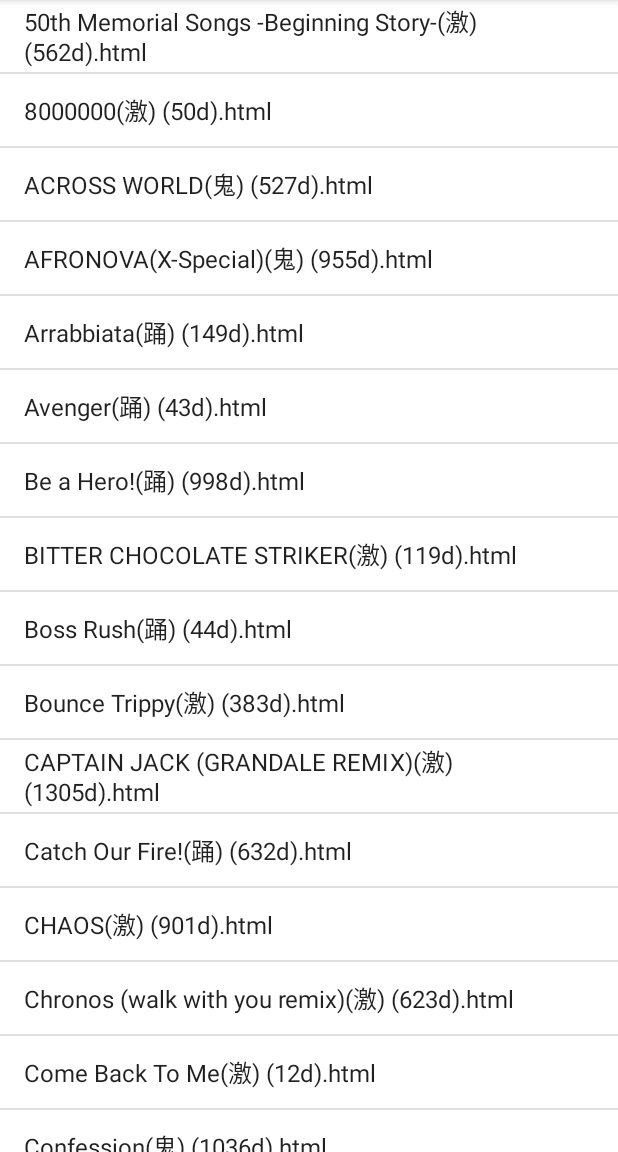
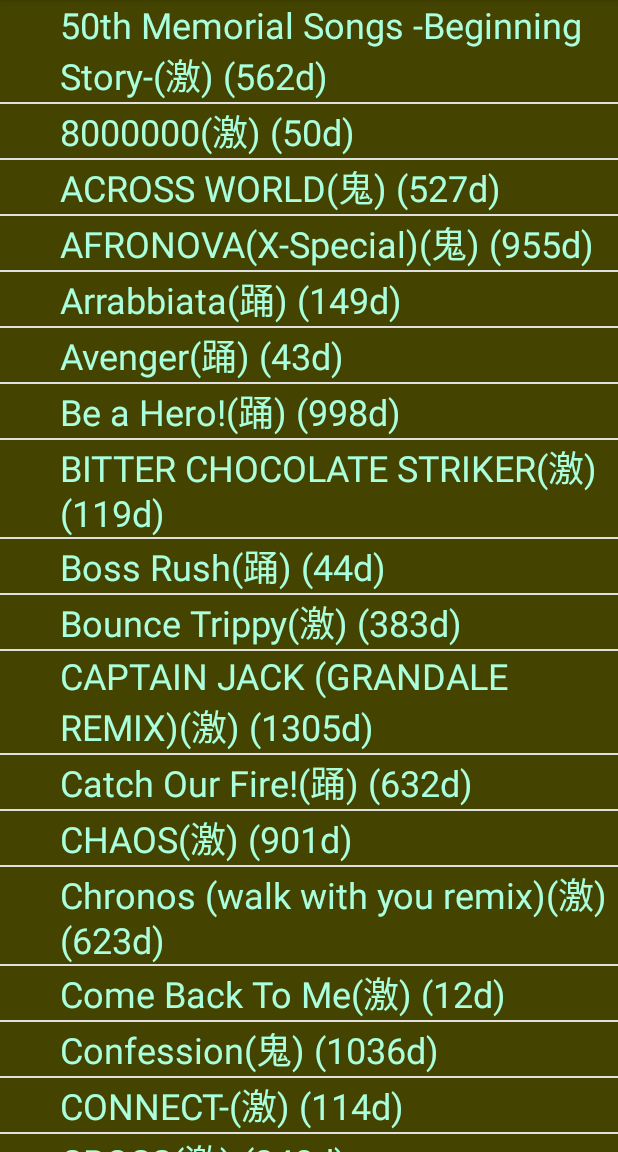
Before and after one commit to snrnapa/android-view, an Android app: the screen it shows after launch (MainActivity), on a phone screen of 412 x 824 dp, the part 84-1236 px from its top. Run offline under Robolectric (Android 15) with nearby library versions, the light colour scheme and no system bars.

Commit message:
listviewの一覧表示まで完成させました

```diff
--- a/android_code/app/src/main/java/com/example/listviewforjava/MainActivity.java
+++ b/android_code/app/src/main/java/com/example/listviewforjava/MainActivity.java
@@ -7,191 +7,185 @@ import java.util.ArrayList;
 import android.widget.ListView;
 
 public class MainActivity extends AppCompatActivity {
+    private static final String[] texts = {
+            // DP14の楽曲リストより
+
+            "50th Memorial Songs -Beginning Story-(激) (562d)",
+            "8000000(激) (50d)",
+            "ACROSS WORLD(鬼) (527d)",
+            "AFRONOVA(X-Special)(鬼) (955d)",
+            "Arrabbiata(踊) (149d)",
+            "Avenger(踊) (43d)",
+            "Be a Hero!(踊) (998d)",
+            "BITTER CHOCOLATE STRIKER(激) (119d)",
+            "Boss Rush(踊) (44d)",
+            "Bounce Trippy(激) (383d)",
+            "CAPTAIN JACK (GRANDALE REMIX)(激) (1305d)",
+            "Catch Our Fire!(踊) (632d)",
+            "CHAOS(激) (901d)",
+            "Chronos (walk with you remix)(激) (623d)",
+            "Come Back To Me(激) (12d)",
+            "Confession(鬼) (1036d)",
+            "CONNECT-(激) (114d)",
+            "CROSS(激) (248d)",
+            "Cytokinesis(激) (556d)",
+            "Daily Lunch Special(激) (1241d)",
+            "Dead Heat(激) (527d)",
+            "Determination(激) (527d)",
+            "Diamond Night(鬼) (556d)",
+            "Dispersion Star(激) (747d)",
+            "DoLL(鬼) (1870d)",
+            "Draw the Savage(激) (123d)",
+            "EGOISM 440(踊) (517d)",
+            "Electric Dance System Music(激) (780d)",
+            "Elemental Creation(踊) (136d)",
+            "Empathetic(激) (830d)",
+            "escape(鬼) (993d)",
+            "Evans(踊) (70d)",
+            "F4SH10N(激) (660d)",
+            "Flow (True Style)(鬼) (194d)",
+            "FUNKY SUMMER BEACH(激) (790d)",
+            "GHOST KINGDOM(激) (117d)",
+            "GUILTY DIAMONDS(激) (248d)",
+            "Healing Vision(Angelic Mix)(激) (143d)",
+            "HEART BEAT FORMULA (Vinyl Mix)(激) (1112d)",
+            "Hella Deep(激) (78d)",
+            "Horatio(激) (279d)",
+            "Horatio(鬼) (1848d)",
+            "HYENA(激) (1054d)",
+            "Illegal Function Call(踊) (686d)",
+            "IMANOGUILTS(激) (169d)",
+            "IRON HEART(激) (625d)",
+            "Ishtar(激) (1616d)",
+            "IX(踊) (527d)",
+            "JOKER(鬼) (1321d)",
+            "Jucunda Memoria(踊) (91d)",
+            "KEEP ON MOVIN' (Y&Co. DJ BOSS remix)(激) (871d)",
+            "La libertad(鬼) (130d)",
+            "Lachryma《Re",
+            "London EVOLVED (ver.A)(激) (1978d)",
+            "London EVOLVED (ver.B)(激) (334d)",
+            "London EVOLVED (ver.C)(激) (1978d)",
+            "Love♡Shine わんだふるmix(鬼) (215d)",
+            "Midnight Amaretto(激) (74d)",
+            "NEPHILIM DELTA(激) (1240d)",
+            "Neverland(激) (648d)",
+            "New Century(踊) (255d)",
+            "New Decade(踊) (169d)",
+            "New Generation(激) (547d)",
+            "New Gravity(鬼) (214d)",
+            "nightbird lost wing(激) (651d)",
+            "No Life Queen [DJ Command Remix](激) (369d)",
+            "on the bounce(激) (126d)",
+            "On The Break(激) (2035d)",
+            "ONYX(激) (74d)",
+            "ORCA(踊) (34d)",
+            "output.text",
+            "PARANOiA MAX～DIRTY MIX～(X-Special)(鬼) (532d)",
+            "PARANOiA Rebirth(X-Special)(鬼) (550d)",
+            "PARANOiA Revolution(踊) (169d)",
+            "PARANOiA(X-Special)(鬼) (175d)",
+            "Pierce The Sky(激) (1248d)",
+            "Plan 8(激) (1574d)",
+            "Pluto Relinquish(踊) (130d)",
+            "Pluto(激) (173d)",
+            "POSSESSION(踊) (84d)",
+            "PRANA(激) (2134d)",
+            "printemps(激) (528d)",
+            "PUNISHER(激) (552d)",
+            "Pursuer(踊) (873d)",
+            "Reach The Sky, Without you(踊) (41d)",
+            "Realize(激) (73d)",
+            "Right on time (Ryu☆Remix)(激) (527d)",
+            "Romancing Layer(激) (508d)",
+            "RËVOLUTIФN(激) (73d)",
+            "SABER WING (satellite silhouette remix)(鬼) (513d)",
+            "Sakura Mirage(激) (290d)",
+            "Sakura Reflection(激) (1000d)",
+            "sakura storm(鬼) (885d)",
+            "Second Heaven(鬼) (1501d)",
+            "second spring storm(激) (6d)",
+            "Shiny World(激) (1040d)",
+            "Show me your moves(鬼) (750d)",
+            "siberite(激) (343d)",
+            "Silly Love(激) (542d)",
+            "Sparkle Smilin'(激) (105d)",
+            "Starlight Fantasia(激) (134d)",
+            "Starlight in the Snow(激) (618d)",
+            "starmine(激) (189d)",
+            "Stella Sinistra(激) (1562d)",
+            "STEP MACHINE(激) (103d)",
+            "STERLING SILVER (U1 overground mix)(激) (1212d)",
+            "Straight Oath(激) (914d)",
+            "Summer Fairytale(鬼) (460d)",
+            "Synergy For Angels(激) (913d)",
+            "Tell me what to do(鬼) (610d)",
+            "The History of the Future(踊) (645d)",
+            "The Least 100sec(激) (186d)",
+            "The Wind of Gold(激) (460d)",
+            "Tohoku EVOLVED(踊) (528d)",
+            "Top The Charts(鬼) (1544d)",
+            "Tribe(鬼) (445d)",
+            "TRIP MACHINE CLIMAX(X-Special)(鬼) (997d)",
+            "Triple Counter(踊) (879d)",
+            "Uh-Oh(激) (74d)",
+            "Unreal(激) (436d)",
+            "Valkyrie dimension(踊) (359d)",
+            "VEGA(激) (168d)",
+            "Xmix1 (Midnight Dawn)(激) (2406d)",
+            "Yuni's Nocturnal Days(激) (128d)",
+            "ZETA～素数の世界と超越者～(激) (531d)",
+            "ÆTHER(踊) (638d)",
+            "Übertreffen(激) (81d)",
+            "ΔMAX(踊) (31d)",
+            "ありふれたせかいせいふく(激) (11d)",
+            "この子の七つのお祝いに(激) (133d)",
+            "ちくわパフェだよ☆CKP(鬼) (1391d)",
+            "ようこそジャパリパークへ(激) (392d)",
+            "ウッーウッーウマウマ(ﾟ∀ﾟ)(Speedcake Remix)(鬼) (1227d)",
+            "スーパー戦湯ババンバーン(激) (125d)",
+            "セツナトリップ(激) (130d)",
+            "ドキドキ☆流星トラップガール!!(激) (648d)",
+            "ノルエピネフリン(激) (105d)",
+            "ミッドナイト☆WAR(激) (220d)",
+            "モノクロモーメント(激) (22m)",
+            "ヤマトなでなで♡かぐや姫(鬼) (1310d)",
+            "ラブキラ☆スプラッシュ(激) (7d)",
+            "ロールプレイングゲーム(激) (448d)",
+            "不沈艦CANDY(激) (1889d)",
+            "世界の果てに約束の凱歌を -DDR Extended Megamix-(踊) (108d)",
+            "初音ミクの消失(激) (909d)",
+            "創世ノート(激) (831d)",
+            "勇猛無比(激) (48d)",
+            "大見解(鬼) (505d)",
+            "彼方のリフレシア(激) (113d)",
+            "恋はどう？モロ◎波動OK☆方程式！！(激) (225d)",
+            "春風ブローインウィンド(激) (638d)",
+            "朧(鬼) (510d)",
+            "梅雪夜(激) (128d)",
+            "突撃!ガラスのニーソ姫!(激) (528d)",
+            "脳漿炸裂ガール(鬼) (955d)",
+            "野球の遊び方　そしてその歴史　～決定版～(激) (148d)",
+            "鋳鉄の檻(激) (121d)",
+            "革命(X-Special)(鬼) (173d)",
+            "黒髪乱れし修羅となりて～凛 edition～(激) (808d)",
+
+    };
+
+
+
+
 
     @Override
     protected void onCreate(Bundle savedInstanceState) {
         super.onCreate(savedInstanceState);
-        setContentView(R.layout.activity_main);
 
         // ListViewに表示するリスト項目をArrayListで準備する
-        ArrayList<String> data = new ArrayList<>();
-//        data.add("国語");
-//        data.add("社会");
-//        data.add("算数");
-//        data.add("理科");
-//        data.add("生活");
-//        data.add("音楽");
-//        data.add("図画工作");
-//        data.add("家庭");
-//        data.add("体育");
-        data.add("50th Memorial Songs -Beginning Story-(激) (562d).html");
-        data.add("8000000(激) (50d).html");
-        data.add("ACROSS WORLD(鬼) (527d).html");
-        data.add("AFRONOVA(X-Special)(鬼) (955d).html");
-        data.add("Arrabbiata(踊) (149d).html");
-        data.add("Avenger(踊) (43d).html");
-        data.add("Be a Hero!(踊) (998d).html");
-        data.add("BITTER CHOCOLATE STRIKER(激) (119d).html");
-        data.add("Boss Rush(踊) (44d).html");
-        data.add("Bounce Trippy(激) (383d).html");
-        data.add("CAPTAIN JACK (GRANDALE REMIX)(激) (1305d).html");
-        data.add("Catch Our Fire!(踊) (632d).html");
-        data.add("CHAOS(激) (901d).html");
-        data.add("Chronos (walk with you remix)(激) (623d).html");
-        data.add("Come Back To Me(激) (12d).html");
-        data.add("Confession(鬼) (1036d).html");
-        data.add("CONNECT-(激) (114d).html");
-        data.add("CROSS(激) (248d).html");
-        data.add("Cytokinesis(激) (556d).html");
-        data.add("Daily Lunch Special(激) (1241d).html");
-        data.add("Dead Heat(激) (527d).html");
-        data.add("Determination(激) (527d).html");
-        data.add("Diamond Night(鬼) (556d).html");
-        data.add("Dispersion Star(激) (747d).html");
-        data.add("DoLL(鬼) (1870d).html");
-        data.add("Draw the Savage(激) (123d).html");
-        data.add("EGOISM 440(踊) (517d).html");
-        data.add("Electric Dance System Music(激) (780d).html");
-        data.add("Elemental Creation(踊) (136d).html");
-        data.add("Empathetic(激) (830d).html");
-        data.add("escape(鬼) (993d).html");
-        data.add("Evans(踊) (70d).html");
-        data.add("F4SH10N(激) (660d).html");
-        data.add("Flow (True Style)(鬼) (194d).html");
-        data.add("FUNKY SUMMER BEACH(激) (790d).html");
-        data.add("GHOST KINGDOM(激) (117d).html");
-        data.add("GUILTY DIAMONDS(激) (248d).html");
-        data.add("Healing Vision(Angelic Mix)(激) (143d).html");
-        data.add("HEART BEAT FORMULA (Vinyl Mix)(激) (1112d).html");
-        data.add("Hella Deep(激) (78d).html");
-        data.add("Horatio(激) (279d).html");
-        data.add("Horatio(鬼) (1848d).html");
-        data.add("HYENA(激) (1054d).html");
-        data.add("Illegal Function Call(踊) (686d).html");
-        data.add("IMANOGUILTS(激) (169d).html");
-        data.add("IRON HEART(激) (625d).html");
-        data.add("Ishtar(激) (1616d).html");
-        data.add("IX(踊) (527d).html");
-        data.add("JOKER(鬼) (1321d).html");
-        data.add("Jucunda Memoria(踊) (91d).html");
-        data.add("KEEP ON MOVIN' (Y&Co. DJ BOSS remix)(激) (871d).html");
-        data.add("La libertad(鬼) (130d).html");
-        data.add("Lachryma《Re");
-        data.add("London EVOLVED (ver.A)(激) (1978d).html");
-        data.add("London EVOLVED (ver.B)(激) (334d).html");
-        data.add("London EVOLVED (ver.C)(激) (1978d).html");
-        data.add("Love♡Shine わんだふるmix(鬼) (215d).html");
-        data.add("Midnight Amaretto(激) (74d).html");
-        data.add("NEPHILIM DELTA(激) (1240d).html");
-        data.add("Neverland(激) (648d).html");
-        data.add("New Century(踊) (255d).html");
-        data.add("New Decade(踊) (169d).html");
-        data.add("New Generation(激) (547d).html");
-        data.add("New Gravity(鬼) (214d).html");
-        data.add("nightbird lost wing(激) (651d).html");
-        data.add("No Life Queen [DJ Command Remix](激) (369d).html");
-        data.add("on the bounce(激) (126d).html");
-        data.add("On The Break(激) (2035d).html");
-        data.add("ONYX(激) (74d).html");
-        data.add("ORCA(踊) (34d).html");
-        data.add("output.text");
-        data.add("PARANOiA MAX～DIRTY MIX～(X-Special)(鬼) (532d).html");
-        data.add("PARANOiA Rebirth(X-Special)(鬼) (550d).html");
-        data.add("PARANOiA Revolution(踊) (169d).html");
-        data.add("PARANOiA(X-Special)(鬼) (175d).html");
-        data.add("Pierce The Sky(激) (1248d).html");
-        data.add("Plan 8(激) (1574d).html");
-        data.add("Pluto Relinquish(踊) (130d).html");
-        data.add("Pluto(激) (173d).html");
-        data.add("POSSESSION(踊) (84d).html");
-        data.add("PRANA(激) (2134d).html");
-        data.add("printemps(激) (528d).html");
-        data.add("PUNISHER(激) (552d).html");
-        data.add("Pursuer(踊) (873d).html");
-        data.add("Reach The Sky, Without you(踊) (41d).html");
-        data.add("Realize(激) (73d).html");
-        data.add("Right on time (Ryu☆Remix)(激) (527d).html");
-        data.add("Romancing Layer(激) (508d).html");
-        data.add("RËVOLUTIФN(激) (73d).html");
-        data.add("SABER WING (satellite silhouette remix)(鬼) (513d).html");
-        data.add("Sakura Mirage(激) (290d).html");
-        data.add("Sakura Reflection(激) (1000d).html");
-        data.add("sakura storm(鬼) (885d).html");
-        data.add("Second Heaven(鬼) (1501d).html");
-        data.add("second spring storm(激) (6d).html");
-        data.add("Shiny World(激) (1040d).html");
-        data.add("Show me your moves(鬼) (750d).html");
-        data.add("siberite(激) (343d).html");
-        data.add("Silly Love(激) (542d).html");
-        data.add("Sparkle Smilin'(激) (105d).html");
-        data.add("Starlight Fantasia(激) (134d).html");
-        data.add("Starlight in the Snow(激) (618d).html");
-        data.add("starmine(激) (189d).html");
-        data.add("Stella Sinistra(激) (1562d).html");
-        data.add("STEP MACHINE(激) (103d).html");
-        data.add("STERLING SILVER (U1 overground mix)(激) (1212d).html");
-        data.add("Straight Oath(激) (914d).html");
-        data.add("Summer Fairytale(鬼) (460d).html");
-        data.add("Synergy For Angels(激) (913d).html");
-        data.add("Tell me what to do(鬼) (610d).html");
-        data.add("The History of the Future(踊) (645d).html");
-        data.add("The Least 100sec(激) (186d).html");
-        data.add("The Wind of Gold(激) (460d).html");
-        data.add("Tohoku EVOLVED(踊) (528d).html");
-        data.add("Top The Charts(鬼) (1544d).html");
-        data.add("Tribe(鬼) (445d).html");
-        data.add("TRIP MACHINE CLIMAX(X-Special)(鬼) (997d).html");
-        data.add("Triple Counter(踊) (879d).html");
-        data.add("Uh-Oh(激) (74d).html");
-        data.add("Unreal(激) (436d).html");
-        data.add("Valkyrie dimension(踊) (359d).html");
-        data.add("VEGA(激) (168d).html");
-        data.add("Xmix1 (Midnight Dawn)(激) (2406d).html");
-        data.add("Yuni's Nocturnal Days(激) (128d).html");
-        data.add("ZETA～素数の世界と超越者～(激) (531d).html");
-        data.add("ÆTHER(踊) (638d).html");
-        data.add("Übertreffen(激) (81d).html");
-        data.add("ΔMAX(踊) (31d).html");
-        data.add("ありふれたせかいせいふく(激) (11d).html");
-        data.add("この子の七つのお祝いに(激) (133d).html");
-        data.add("ちくわパフェだよ☆CKP(鬼) (1391d).html");
-        data.add("ようこそジャパリパークへ(激) (392d).html");
-        data.add("ウッーウッーウマウマ(ﾟ∀ﾟ)(Speedcake Remix)(鬼) (1227d).html");
-        data.add("スーパー戦湯ババンバーン(激) (125d).html");
-        data.add("セツナトリップ(激) (130d).html");
-        data.add("ドキドキ☆流星トラップガール!!(激) (648d).html");
-        data.add("ノルエピネフリン(激) (105d).html");
-        data.add("ミッドナイト☆WAR(激) (220d).html");
-        data.add("モノクロモーメント(激) (22m).html");
-        data.add("ヤマトなでなで♡かぐや姫(鬼) (1310d).html");
-        data.add("ラブキラ☆スプラッシュ(激) (7d).html");
-        data.add("ロールプレイングゲーム(激) (448d).html");
-        data.add("不沈艦CANDY(激) (1889d).html");
-        data.add("世界の果てに約束の凱歌を -DDR Extended Megamix-(踊) (108d).html");
-        data.add("初音ミクの消失(激) (909d).html");
-        data.add("創世ノート(激) (831d).html");
-        data.add("勇猛無比(激) (48d).html");
-        data.add("大見解(鬼) (505d).html");
-        data.add("彼方のリフレシア(激) (113d).html");
-        data.add("恋はどう？モロ◎波動OK☆方程式！！(激) (225d).html");
-        data.add("春風ブローインウィンド(激) (638d).html");
-        data.add("朧(鬼) (510d).html");
-        data.add("梅雪夜(激) (128d).html");
-        data.add("突撃!ガラスのニーソ姫!(激) (528d).html");
-        data.add("脳漿炸裂ガール(鬼) (955d).html");
-        data.add("野球の遊び方　そしてその歴史　～決定版～(激) (148d).html");
-        data.add("鋳鉄の檻(激) (121d).html");
-        data.add("革命(X-Special)(鬼) (173d).html");
-        data.add("黒髪乱れし修羅となりて～凛 edition～(激) (808d).html");
+        ListView listView = new ListView(this);
+        setContentView(listView);
 
-
-
-
-        // リスト項目とListViewを対応付けるArrayAdapterを用意する
-        ArrayAdapter adapter = new ArrayAdapter<>(this, android.R.layout.simple_list_item_1, data);
-
-        // ListViewにArrayAdapterを設定する
-        ListView listView = (ListView)findViewById(R.id.listView);
-        listView.setAdapter(adapter);
+        ArrayAdapter<String> arrayAdapter =
+                new ArrayAdapter<>(this, R.layout.list, texts);
+        listView.setAdapter(arrayAdapter);
     }
 }
--- /dev/null
+++ b/android_code/app/src/main/res/layout/list.xml
@@ -0,0 +1,11 @@
+<?xml version="1.0" encoding="utf-8"?>
+<TextView xmlns:android="http://schemas.android.com/apk/res/android"
+    android:layout_width="match_parent"
+    android:layout_height="wrap_content"
+    android:background="#444400"
+    android:paddingStart="40dp"
+    android:paddingEnd="5dp"
+    android:textSize="24sp"
+    android:textColor="#aaffdd" >
+
+</TextView>
```
Also changed, not shown: 2 other files.
